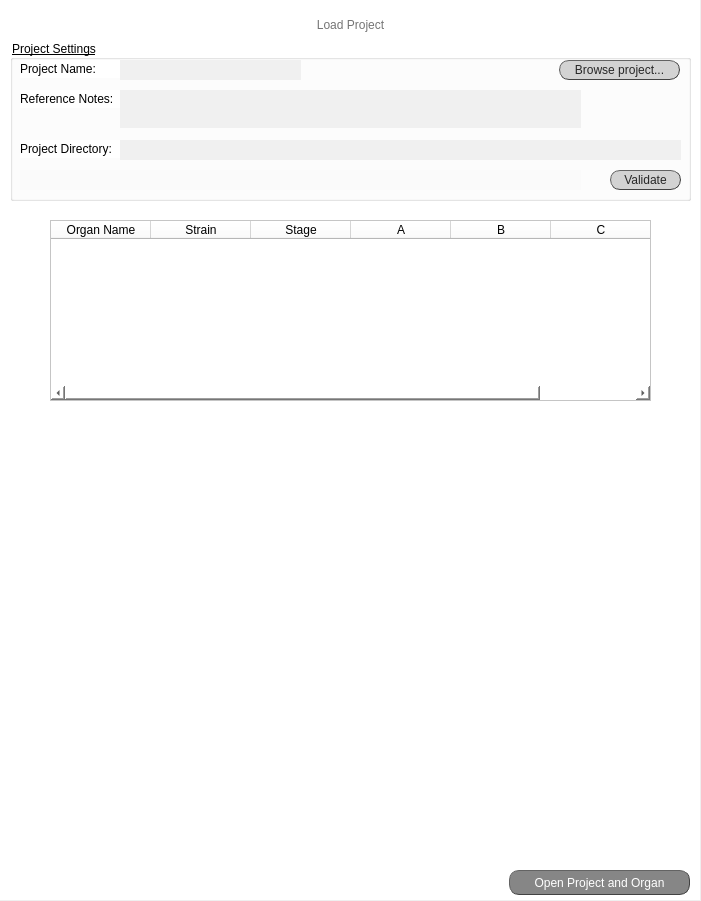
Before: the Qt Designer form load_project_screen.ui in jsanchez679/morphoHeart_rev, drawn with Qt 5.
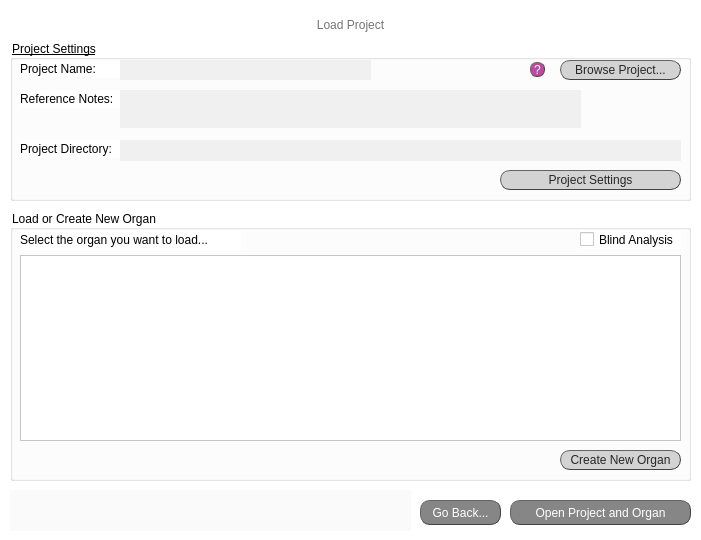
After: the same form once the commit is applied.

Commit message: Created set meas param and other screens, now connect to code

What changed in the file:
```diff
--- a/load_project_screen.ui
+++ b/load_project_screen.ui
@@ -7,7 +7,7 @@
     <x>0</x>
     <y>0</y>
     <width>701</width>
-    <height>901</height>
+    <height>540</height>
    </rect>
   </property>
   <property name="windowTitle">
@@ -18,8 +18,8 @@
     <rect>
      <x>0</x>
      <y>0</y>
-     <width>700</width>
-     <height>900</height>
+     <width>701</width>
+     <height>541</height>
     </rect>
    </property>
    <property name="styleSheet">
@@ -47,34 +47,6 @@
      <set>Qt::AlignCenter</set>
     </property>
    </widget>
-   <widget class="QPushButton" name="button_new_proj">
-    <property name="geometry">
-     <rect>
-      <x>509</x>
-      <y>870</y>
-      <width>181</width>
-      <height>25</height>
-     </rect>
-    </property>
-    <property name="styleSheet">
-     <string notr="true">QPushButton{border-radius:10px;
-border-width: 1px;
-border-style: outset;
-border-color: rgb(66, 66, 66);
-background-color: rgb(134, 134, 134); 
-color: rgb(255, 255, 255);
-font: 11pt &quot;Calibri&quot;;}
-
-QPushButton:hover{
-	background-color: rgba(162, 0, 122,180);
-	border-color: rgba(162, 0, 122,180);
-	border-width: 2px}
-</string>
-    </property>
-    <property name="text">
-     <string>Open Project and Organ</string>
-    </property>
-   </widget>
    <widget class="QLabel" name="mH_logo_XS">
     <property name="geometry">
      <rect>
@@ -142,33 +114,6 @@
       <string>Reference Notes: </string>
      </property>
     </widget>
-    <widget class="QPushButton" name="button_browse_proj">
-     <property name="geometry">
-      <rect>
-       <x>549</x>
-       <y>20</y>
-       <width>121</width>
-       <height>20</height>
-      </rect>
-     </property>
-     <property name="styleSheet">
-      <string notr="true">QPushButton{border-radius:10px;
-border-width: 1px;
-border-style: outset;
-border-color: rgb(66, 66, 66);
-background-color: rgb(211, 211, 211);
-color: rgb(39, 39, 39);
-font: 10pt &quot;Calibri Light&quot;;}
-
-QPushButton:hover{
-background-color: #eb6fbd;
-border-color: #672146
-}</string>
-     </property>
-     <property name="text">
-      <string>Browse project...</string>
-     </property>
-    </widget>
     <widget class="QLabel" name="lab_proj_dir">
      <property name="geometry">
       <rect>
@@ -185,54 +130,12 @@
       <string>Project Directory: </string>
      </property>
     </widget>
-    <widget class="QLabel" name="lab_filled_proj_dir">
-     <property name="geometry">
-      <rect>
-       <x>110</x>
-       <y>100</y>
-       <width>561</width>
-       <height>20</height>
-      </rect>
-     </property>
-     <property name="styleSheet">
-      <string notr="true">font: 25 9pt &quot;Calibri Light&quot;;
-background-color: rgb(240, 240, 240);
-color: rgb(100, 100, 100);</string>
-     </property>
-     <property name="text">
-      <string/>
-     </property>
-    </widget>
-    <widget class="QLabel" name="lab_validate_create_new_proj">
-     <property name="geometry">
-      <rect>
-       <x>10</x>
-       <y>130</y>
-       <width>561</width>
-       <height>20</height>
-      </rect>
-     </property>
-     <property name="layoutDirection">
-      <enum>Qt::LeftToRight</enum>
-     </property>
-     <property name="styleSheet">
-      <string notr="true">font: 25 10pt &quot;Calibri Light&quot;;
-color: rgb(170, 0, 127);
-background-color: rgb(250, 250, 250);</string>
-     </property>
-     <property name="text">
-      <string/>
-     </property>
-     <property name="alignment">
-      <set>Qt::AlignCenter</set>
-     </property>
-    </widget>
     <widget class="QLabel" name="lab_filled_proj_name">
      <property name="geometry">
       <rect>
        <x>110</x>
        <y>20</y>
-       <width>181</width>
+       <width>251</width>
        <height>20</height>
       </rect>
      </property>
@@ -266,9 +169,115 @@
     <widget class="QPushButton" name="button_validate_new_proj">
      <property name="geometry">
       <rect>
-       <x>600</x>
+       <x>520</x>
+       <y>22</y>
+       <width>15</width>
+       <height>15</height>
+      </rect>
+     </property>
+     <property name="styleSheet">
+      <string notr="true">QPushButton{border-radius:7px;
+border-width: 1px;
+border-style: outset;
+border-color: rgb(66, 66, 66);
+background-color: rgba(162, 0, 122,180);
+color: rgb(255, 255, 255);
+font: 9pt &quot;Calibri Light&quot;;}
+
+QPushButton:hover{
+background-color: rgb(0, 0, 0);
+border-color: #672146
+}</string>
+     </property>
+     <property name="text">
+      <string>?</string>
+     </property>
+    </widget>
+    <widget class="QPushButton" name="button_browse_proj">
+     <property name="geometry">
+      <rect>
+       <x>550</x>
+       <y>20</y>
+       <width>121</width>
+       <height>20</height>
+      </rect>
+     </property>
+     <property name="mouseTracking">
+      <bool>true</bool>
+     </property>
+     <property name="focusPolicy">
+      <enum>Qt::ClickFocus</enum>
+     </property>
+     <property name="autoFillBackground">
+      <bool>false</bool>
+     </property>
+     <property name="styleSheet">
+      <string notr="true">QPushButton{border-radius:10px;
+border-width: 1px;
+border-style: outset;
+border-color: rgb(66, 66, 66);
+background-color: rgb(211, 211, 211);
+color: rgb(39, 39, 39);
+font: 10pt &quot;Calibri Light&quot;;}
+
+QPushButton:hover{
+background-color: #eb6fbd;
+border-color: #672146
+}</string>
+     </property>
+     <property name="text">
+      <string>Browse Project...</string>
+     </property>
+     <property name="checkable">
+      <bool>true</bool>
+     </property>
+    </widget>
+    <widget class="QTextEdit" name="lab_filled_proj_dir">
+     <property name="geometry">
+      <rect>
+       <x>110</x>
+       <y>100</y>
+       <width>561</width>
+       <height>21</height>
+      </rect>
+     </property>
+     <property name="focusPolicy">
+      <enum>Qt::StrongFocus</enum>
+     </property>
+     <property name="styleSheet">
+      <string notr="true">font: 25 9pt &quot;Calibri Light&quot;;
+background-color: rgb(240, 240, 240);
+color: rgb(100, 100, 100);</string>
+     </property>
+     <property name="frameShape">
+      <enum>QFrame::NoFrame</enum>
+     </property>
+     <property name="frameShadow">
+      <enum>QFrame::Sunken</enum>
+     </property>
+     <property name="verticalScrollBarPolicy">
+      <enum>Qt::ScrollBarAlwaysOff</enum>
+     </property>
+     <property name="horizontalScrollBarPolicy">
+      <enum>Qt::ScrollBarAlwaysOff</enum>
+     </property>
+     <property name="readOnly">
+      <bool>true</bool>
+     </property>
+     <property name="html">
+      <string>&lt;!DOCTYPE HTML PUBLIC &quot;-//W3C//DTD HTML 4.0//EN&quot; &quot;http://www.w3.org/TR/REC-html40/strict.dtd&quot;&gt;
+&lt;html&gt;&lt;head&gt;&lt;meta name=&quot;qrichtext&quot; content=&quot;1&quot; /&gt;&lt;style type=&quot;text/css&quot;&gt;
+p, li { white-space: pre-wrap; }
+&lt;/style&gt;&lt;/head&gt;&lt;body style=&quot; font-family:'Calibri Light'; font-size:9pt; font-weight:24; font-style:normal;&quot;&gt;
+&lt;p align=&quot;center&quot; style=&quot;-qt-paragraph-type:empty; margin-top:0px; margin-bottom:0px; margin-left:0px; margin-right:0px; -qt-block-indent:0; text-indent:0px;&quot;&gt;&lt;br /&gt;&lt;/p&gt;&lt;/body&gt;&lt;/html&gt;</string>
+     </property>
+    </widget>
+    <widget class="QPushButton" name="button_see_proj_settings">
+     <property name="geometry">
+      <rect>
+       <x>490</x>
        <y>130</y>
-       <width>71</width>
+       <width>181</width>
        <height>20</height>
       </rect>
      </property>
@@ -290,55 +299,232 @@
 }</string>
      </property>
      <property name="text">
-      <string>Validate</string>
+      <string>Project Settings</string>
+     </property>
+     <property name="checkable">
+      <bool>true</bool>
+     </property>
+    </widget>
+   </widget>
+   <widget class="QGroupBox" name="set_orientation">
+    <property name="geometry">
+     <rect>
+      <x>10</x>
+      <y>210</y>
+      <width>681</width>
+      <height>271</height>
+     </rect>
+    </property>
+    <property name="sizePolicy">
+     <sizepolicy hsizetype="Preferred" vsizetype="Expanding">
+      <horstretch>0</horstretch>
+      <verstretch>0</verstretch>
+     </sizepolicy>
+    </property>
+    <property name="styleSheet">
+     <string notr="true">QGroupBox#set_orientation{font: 25 italic 10pt &quot;Calibri Light&quot;;}
+
+</string>
+    </property>
+    <property name="title">
+     <string>Load or Create New Organ</string>
+    </property>
+    <widget class="QPushButton" name="button_create_new_organ">
+     <property name="geometry">
+      <rect>
+       <x>550</x>
+       <y>240</y>
+       <width>121</width>
+       <height>20</height>
+      </rect>
+     </property>
+     <property name="autoFillBackground">
+      <bool>false</bool>
+     </property>
+     <property name="styleSheet">
+      <string notr="true">QPushButton{border-radius:10px;
+border-width: 1px;
+border-style: outset;
+border-color: rgb(66, 66, 66);
+background-color: rgb(211, 211, 211);
+color: rgb(39, 39, 39);
+font: 10pt &quot;Calibri Light&quot;;}
+
+QPushButton:hover{
+background-color: #eb6fbd;
+border-color: #672146
+}</string>
+     </property>
+     <property name="text">
+      <string>Create New Organ</string>
      </property>
      <property name="checkable">
       <bool>true</bool>
      </property>
      <property name="autoExclusive">
+      <bool>true</bool>
+     </property>
+     <property name="autoDefault">
       <bool>false</bool>
      </property>
     </widget>
-   </widget>
-   <widget class="QTableWidget" name="table_channel_settings">
-    <property name="geometry">
-     <rect>
-      <x>50</x>
-      <y>220</y>
-      <width>601</width>
-      <height>181</height>
-     </rect>
-    </property>
-    <column>
-     <property name="text">
-      <string>Organ Name</string>
+    <widget class="QLabel" name="lab_no_ch_7">
+     <property name="geometry">
+      <rect>
+       <x>10</x>
+       <y>20</y>
+       <width>221</width>
+       <height>20</height>
+      </rect>
      </property>
-    </column>
-    <column>
-     <property name="text">
-      <string>Strain</string>
+     <property name="styleSheet">
+      <string notr="true">font: bold 10pt &quot;Calibri&quot;;
+background-color: rgb(255, 255, 255);</string>
      </property>
-    </column>
-    <column>
      <property name="text">
-      <string>Stage</string>
+      <string>Select the organ you want to load...</string>
      </property>
-    </column>
-    <column>
-     <property name="text">
-      <string>A</string>
+     <property name="alignment">
+      <set>Qt::AlignLeading|Qt::AlignLeft|Qt::AlignVCenter</set>
      </property>
-    </column>
-    <column>
-     <property name="text">
-      <string>B</string>
+    </widget>
+    <widget class="QTableWidget" name="tabW_select_organ">
+     <property name="geometry">
+      <rect>
+       <x>10</x>
+       <y>45</y>
+       <width>661</width>
+       <height>186</height>
+      </rect>
      </property>
-    </column>
-    <column>
+     <property name="sizePolicy">
+      <sizepolicy hsizetype="Fixed" vsizetype="Fixed">
+       <horstretch>0</horstretch>
+       <verstretch>0</verstretch>
+      </sizepolicy>
+     </property>
+     <property name="styleSheet">
+      <string notr="true">font: 25 10pt &quot;Calibri Light&quot;;</string>
+     </property>
+    </widget>
+    <widget class="QCheckBox" name="cB_blind">
+     <property name="geometry">
+      <rect>
+       <x>570</x>
+       <y>20</y>
+       <width>101</width>
+       <height>19</height>
+      </rect>
+     </property>
+     <property name="sizePolicy">
+      <sizepolicy hsizetype="Fixed" vsizetype="Fixed">
+       <horstretch>0</horstretch>
+       <verstretch>0</verstretch>
+      </sizepolicy>
+     </property>
+     <property name="minimumSize">
+      <size>
+       <width>95</width>
+       <height>18</height>
+      </size>
+     </property>
+     <property name="layoutDirection">
+      <enum>Qt::LeftToRight</enum>
+     </property>
+     <property name="styleSheet">
+      <string notr="true">font: 25 10pt &quot;Calibri Light&quot;;</string>
+     </property>
      <property name="text">
-      <string>C</string>
+      <string>Blind Analysis</string>
      </property>
-    </column>
+    </widget>
+   </widget>
+   <widget class="QPushButton" name="button_open_projorgan">
+    <property name="geometry">
+     <rect>
+      <x>510</x>
+      <y>500</y>
+      <width>181</width>
+      <height>25</height>
+     </rect>
+    </property>
+    <property name="styleSheet">
+     <string notr="true">QPushButton{border-radius:10px;
+border-width: 1px;
+border-style: outset;
+border-color: rgb(66, 66, 66);
+background-color: rgb(134, 134, 134); 
+color: rgb(255, 255, 255);
+font: 11pt &quot;Calibri&quot;;}
+
+QPushButton:hover{
+	background-color: rgba(162, 0, 122,180);
+	border-color: rgba(162, 0, 122,180);
+	border-width: 2px}
+</string>
+    </property>
+    <property name="text">
+     <string>Open Project and Organ</string>
+    </property>
+    <property name="checkable">
+     <bool>true</bool>
+    </property>
+   </widget>
+   <widget class="QLineEdit" name="tE_validate">
+    <property name="geometry">
+     <rect>
+      <x>10</x>
+      <y>490</y>
+      <width>401</width>
+      <height>41</height>
+     </rect>
+    </property>
+    <property name="styleSheet">
+     <string notr="true">font: 25 9pt &quot;Calibri Light&quot;;
+color: rgb(170, 0, 127);
+background-color: rgb(250, 250, 250);
+</string>
+    </property>
+    <property name="frame">
+     <bool>false</bool>
+    </property>
+    <property name="alignment">
+     <set>Qt::AlignCenter</set>
+    </property>
+    <property name="readOnly">
+     <bool>true</bool>
+    </property>
+   </widget>
+   <widget class="QPushButton" name="button_go_back">
+    <property name="geometry">
+     <rect>
+      <x>420</x>
+      <y>500</y>
+      <width>81</width>
+      <height>25</height>
+     </rect>
+    </property>
+    <property name="styleSheet">
+     <string notr="true">QPushButton{border-radius:10px;
+border-width: 1px;
+border-style: outset;
+border-color: rgb(66, 66, 66);
+background-color: rgb(134, 134, 134); 
+color: rgb(255, 255, 255);
+font: 11pt &quot;Calibri&quot;;}
+
+QPushButton:hover{
+	background-color: rgba(162, 0, 122,180);
+	border-color: rgba(162, 0, 122,180);
+	border-width: 2px}
+</string>
+    </property>
+    <property name="text">
+     <string>Go Back...</string>
+    </property>
+    <property name="checkable">
+     <bool>true</bool>
+    </property>
    </widget>
   </widget>
  </widget>
```
Left out of the diff: 10 changed lines with no effect on the pictures. The commit also changes 5 other files.
